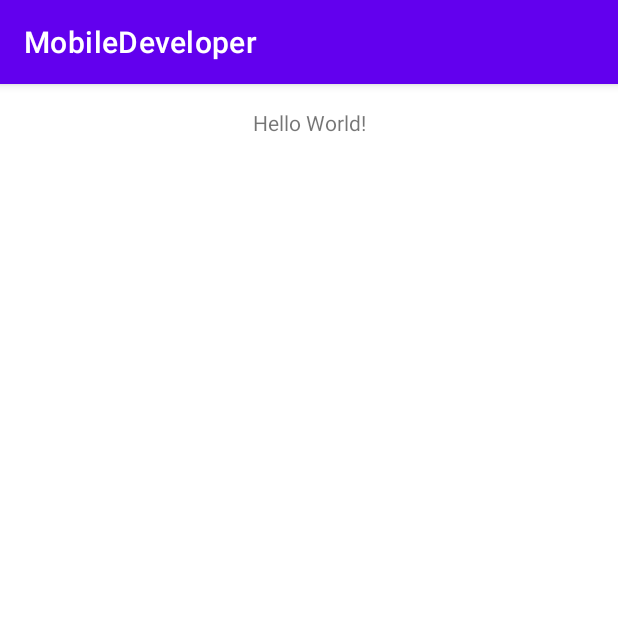
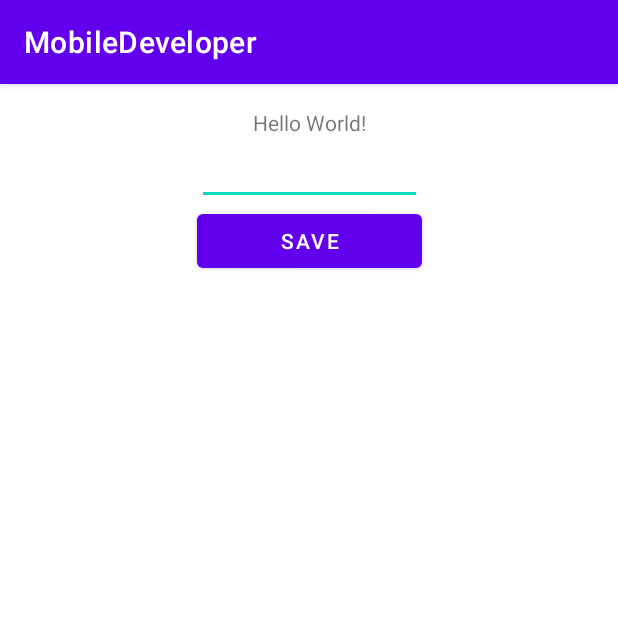
Before and after one commit to artem-inkaz/MobileDeveloper, an Android app: the screen it shows after launch (MainActivity), on a phone screen of 412 x 824 dp, the top half of it. Run offline under Robolectric (Android 15) with nearby library versions, the phone set to English and light mode, and no system bars.

```diff
--- a/app/src/main/java/com/example/mobiledeveloper/MainActivity.kt
+++ b/app/src/main/java/com/example/mobiledeveloper/MainActivity.kt
@@ -4,6 +4,7 @@ import androidx.appcompat.app.AppCompatActivity
 import android.os.Bundle
 import androidx.lifecycle.Lifecycle
 import androidx.lifecycle.MutableLiveData
+import androidx.lifecycle.Observer
 import kotlinx.android.synthetic.main.activity_main.*
 import kotlinx.coroutines.CoroutineScope
 import kotlinx.coroutines.Dispatchers
@@ -13,22 +14,29 @@ class MainActivity : AppCompatActivity() {
 
     private val getData = GetData()
 
-  //  private var string = "data"
-    //создали экземпляр класса LiveData
-    private  var liveDateString = MutableLiveData<String>()
+    val myLiveData = MyLiveData()
+    //создаем observer отдельно
+    lateinit var observer : Observer<String>
 
 
     override fun onCreate(savedInstanceState: Bundle?) {
         super.onCreate(savedInstanceState)
         setContentView(R.layout.activity_main)
-        //обертываем в корутину
-        CoroutineScope(Dispatchers.IO).launch {
-        //с value будет ошибка Cannot invoke setValue on a background thread
-        //liveDateString.value= "Hell Live Data"
-            //с postvalue нет так как
-            liveDateString.postValue("Hello LiveData")
-    //    testText1.text= liveDateString.value
-    }
+
+        //инициализация observer
+        observer = Observer {
+            testText1.text=it
+        }
+
+        //наблюдатель Livedata, видим изменения и сразу реагируем
+        myLiveData.observe(this, Observer {
+            //здесь обрабатывается какой-то код изменения
+            testText1.text=it
+        })
+
+        buttonSafe.setOnClickListener {
+            myLiveData.setValueToLiveData(edit_text.text.toString())
+        }
     }
 
 
--- /dev/null
+++ b/app/src/main/java/com/example/mobiledeveloper/MyLiveData.kt
@@ -0,0 +1,25 @@
+package com.example.mobiledeveloper
+
+import androidx.lifecycle.LiveData
+
+class MyLiveData: LiveData<String>() {
+
+    //функция которая имитирует изменения в BD в данном случае
+    fun setValueToLiveData(string: String){
+        value = string
+    }
+
+
+    override fun onActive() {
+        super.onActive()
+        println("onActive")
+        //Connect to DataBase
+    }
+
+    override fun onInactive() {
+        super.onInactive()
+        println("onInactive")
+
+        //Disconnect to DataBase
+    }
+}
--- a/app/src/main/res/layout/activity_main.xml
+++ b/app/src/main/res/layout/activity_main.xml
@@ -16,4 +16,22 @@
         app:layout_constraintRight_toRightOf="parent"
         app:layout_constraintTop_toTopOf="parent" />
 
+    <EditText
+        android:id="@+id/edit_text"
+        android:layout_width="150dp"
+        android:layout_height="wrap_content"
+        app:layout_constraintStart_toStartOf="parent"
+        app:layout_constraintEnd_toEndOf="parent"
+        app:layout_constraintTop_toBottomOf="@+id/testText1"/>
+
+    <Button
+        android:id="@+id/buttonSafe"
+        android:layout_width="150dp"
+        android:layout_height="wrap_content"
+        android:text="Save"
+        app:layout_constraintEnd_toEndOf="parent"
+        app:layout_constraintStart_toStartOf="parent"
+        app:layout_constraintTop_toBottomOf="@+id/edit_text" />
+
+
 </androidx.constraintlayout.widget.ConstraintLayout>
```
